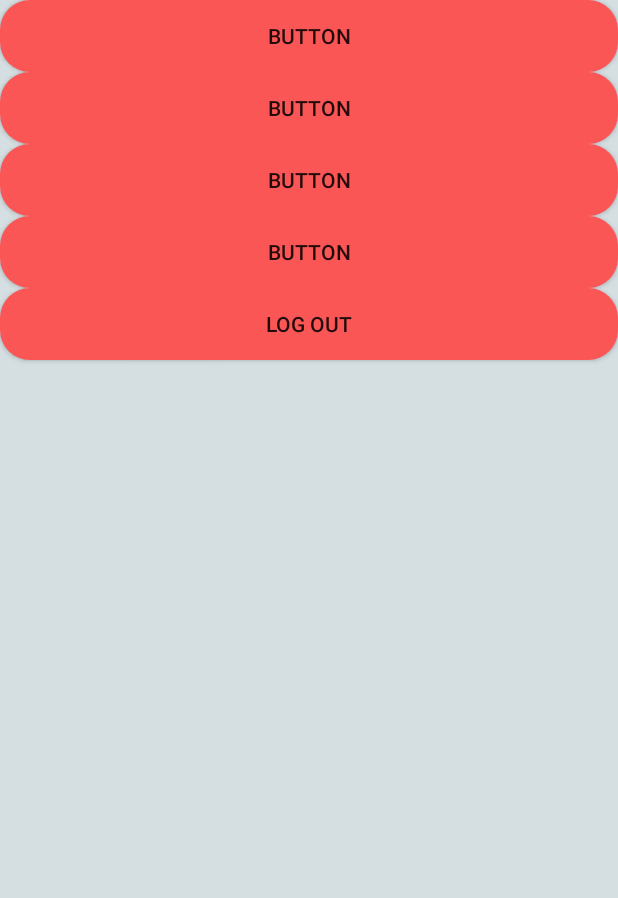
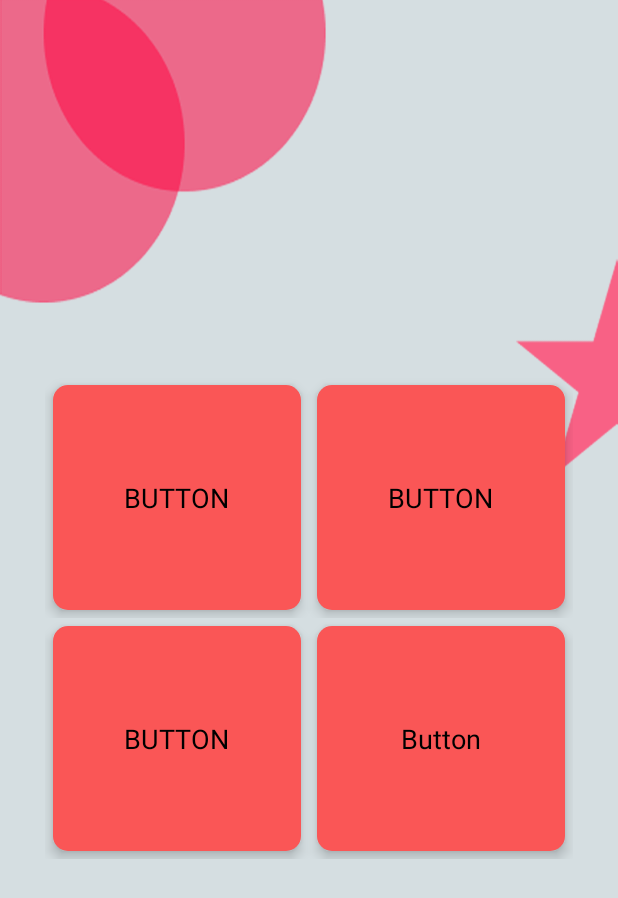
Before and after one commit to piru72/MedtRonic, an Android app: the layout activity_home.xml on its own in the app's theme, with its tools: preview values and no code run, on a phone screen of 412 x 824 dp. Shown: the top 898 px of the screen. Run offline under Robolectric (Android 15) with nearby library versions, the phone set to English and light mode, and no system bars.

Commit message:
Edited(ui) - changed the whole ui

```diff
--- a/app/src/main/res/layout/activity_home.xml
+++ b/app/src/main/res/layout/activity_home.xml
@@ -4,17 +4,17 @@
     xmlns:tools="http://schemas.android.com/tools"
     android:layout_width="match_parent"
     android:layout_height="match_parent"
-    android:background="@color/bg_color_light"
+    android:background="@drawable/bk_img"
     tools:context=".HomeActivity">
 
-
+<!--
     <LinearLayout
         android:layout_width="match_parent"
         android:layout_height="match_parent"
         android:orientation="vertical">
 
         <androidx.appcompat.widget.AppCompatButton
-            android:id="@+id/button"
+            android:id="@+id/button1"
             android:layout_width="match_parent"
             android:layout_height="wrap_content"
             android:background="@drawable/background_btn"
@@ -47,5 +47,171 @@
             android:layout_height="wrap_content"
             android:background="@drawable/background_btn"
             android:text="Log Out" />
+    </LinearLayout>-->
+
+
+    <LinearLayout
+        android:layout_width="match_parent"
+        android:layout_height="wrap_content"
+        android:layout_marginStart="30dp"
+        android:layout_marginEnd="30dp"
+        android:layout_weight="3"
+        android:orientation="vertical"
+        app:layout_constraintBottom_toBottomOf="parent"
+        app:layout_constraintEnd_toEndOf="parent"
+        app:layout_constraintStart_toStartOf="parent"
+        app:layout_constraintTop_toTopOf="parent">
+
+    <LinearLayout
+        android:layout_width="match_parent"
+        android:layout_height="0dp"
+        android:layout_weight="2"
+        android:orientation="horizontal">
+
+
+
+        <androidx.cardview.widget.CardView
+            android:id="@+id/button1"
+            android:layout_width="0dp"
+            android:layout_height="150dp"
+            android:layout_margin="5dp"
+            android:layout_weight="1"
+            android:clickable="true"
+            android:focusable="true"
+            android:foreground="?android:attr/selectableItemBackground"
+            app:cardBackgroundColor="@android:color/transparent"
+            app:cardCornerRadius="10dp"
+            app:cardElevation="5dp">
+
+
+            <LinearLayout
+                android:layout_width="match_parent"
+                android:layout_height="match_parent"
+                android:gravity="center"
+                android:background="@color/btn_red"
+                android:orientation="vertical">
+
+                <TextView
+                    android:layout_width="wrap_content"
+                    android:layout_height="wrap_content"
+                    android:text="Button"
+                    android:textAllCaps="true"
+                    android:textColor="@color/black"
+                    android:textSize="18sp" />
+            </LinearLayout>
+        </androidx.cardview.widget.CardView>
+
+        <androidx.cardview.widget.CardView
+            android:id="@+id/button2"
+            android:layout_width="0dp"
+            android:layout_height="150dp"
+            android:layout_margin="5dp"
+            android:layout_weight="1"
+            android:clickable="true"
+            android:focusable="true"
+            android:foreground="?android:attr/selectableItemBackground"
+            app:cardBackgroundColor="@android:color/transparent"
+            app:cardCornerRadius="10dp"
+            app:cardElevation="5dp">
+
+
+            <LinearLayout
+                android:id="@+id/noticeButton"
+                android:layout_width="match_parent"
+                android:layout_height="match_parent"
+
+                android:background="@color/btn_red"
+                android:gravity="center"
+                android:orientation="vertical">
+
+                <TextView
+                    android:layout_width="wrap_content"
+                    android:layout_height="wrap_content"
+                    android:text="Button"
+                    android:textAllCaps="true"
+                    android:textColor="@color/black"
+                    android:textSize="18sp" />
+            </LinearLayout>
+        </androidx.cardview.widget.CardView>
+
+
+
+
+    </LinearLayout>
+
+    <LinearLayout
+        android:layout_width="match_parent"
+        android:layout_height="wrap_content"
+        android:orientation="horizontal">
+
+
+        <androidx.cardview.widget.CardView
+            android:id="@+id/button3"
+            android:layout_width="0dp"
+            android:layout_height="150dp"
+            android:layout_margin="5dp"
+            android:layout_weight="1"
+            android:clickable="true"
+            android:focusable="true"
+            android:foreground="?android:attr/selectableItemBackground"
+            app:cardBackgroundColor="@android:color/transparent"
+            app:cardCornerRadius="10dp"
+            app:cardElevation="5dp">
+
+
+            <LinearLayout
+
+                android:layout_width="match_parent"
+                android:layout_height="match_parent"
+
+                android:background="@color/btn_red"
+                android:gravity="center"
+                android:orientation="vertical">
+
+                <TextView
+                    android:layout_width="wrap_content"
+                    android:layout_height="wrap_content"
+                    android:text="Button"
+                    android:textAllCaps="true"
+                    android:textColor="@color/black"
+                    android:textSize="18sp" />
+            </LinearLayout>
+        </androidx.cardview.widget.CardView>
+
+        <androidx.cardview.widget.CardView
+            android:id="@+id/button4"
+            android:layout_width="0dp"
+            android:layout_height="150dp"
+            android:layout_margin="5dp"
+            android:layout_weight="1"
+            android:clickable="true"
+            android:focusable="true"
+            android:foreground="?android:attr/selectableItemBackground"
+            app:cardBackgroundColor="@android:color/transparent"
+            app:cardCornerRadius="10dp"
+            app:cardElevation="5dp">
+
+
+            <LinearLayout
+
+                android:layout_width="match_parent"
+                android:layout_height="match_parent"
+                android:gravity="center"
+
+                android:background="@color/btn_red"
+                android:orientation="vertical">
+
+
+                <TextView
+                    android:layout_width="wrap_content"
+                    android:layout_height="wrap_content"
+                    android:text="Button"
+                    android:textColor="@color/black"
+                    android:textSize="18sp" />
+            </LinearLayout>
+        </androidx.cardview.widget.CardView>
+
+
+    </LinearLayout>
     </LinearLayout>
 </androidx.constraintlayout.widget.ConstraintLayout>
```
